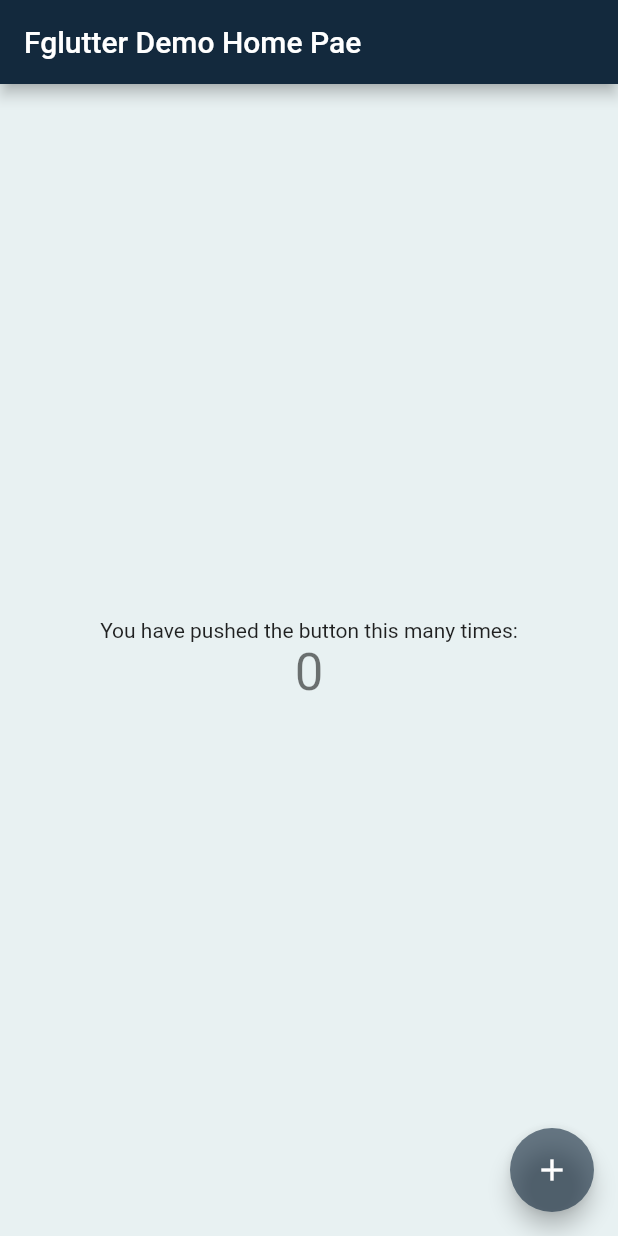
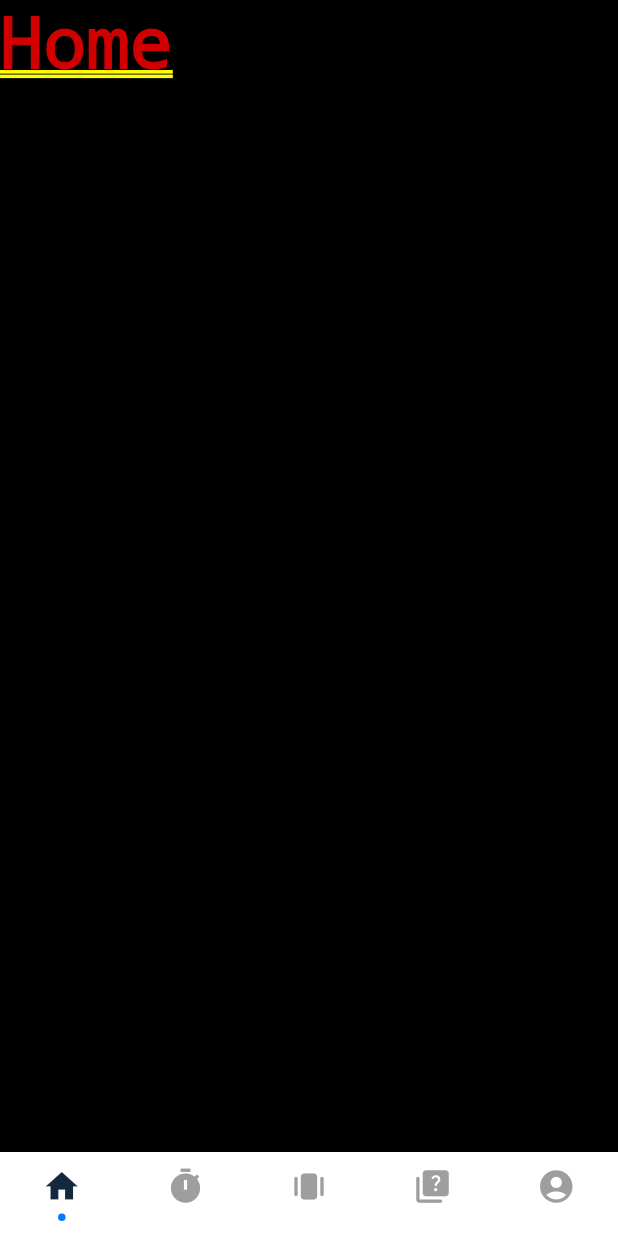
Before and after one commit to AitmaZh/speak-it-kz, a Flutter app: the screen it shows after launch, on a phone screen of 412 x 824 dp. Run offline on Flutter 3.47's test engine with Material 2 defaults, Android fonts, the phone set to English and light mode, and no system bars; drawn by our look-alikes of persistent_bottom_nav_bar; Roboto replaces fonts that are missing (San Serif).

Commit message:
navbar created

```diff
--- /dev/null
+++ b/lib/home_page.dart
@@ -0,0 +1,66 @@
+import 'package:flutter/material.dart';
+import 'package:flutter/src/widgets/container.dart';
+import 'package:flutter/src/widgets/framework.dart';
+import 'package:persistent_bottom_nav_bar/persistent_tab_view.dart';
+import 'package:speak_it_kz/assets/my_color.dart';
+
+class HomeScreen extends StatefulWidget {
+  const HomeScreen({super.key});
+
+  @override
+  State<HomeScreen> createState() => _HomeScreenState();
+}
+
+class _HomeScreenState extends State<HomeScreen> {
+  final _controller = PersistentTabController(initialIndex: 0);
+
+  List<Widget> _buildScreens() {
+    return [Text('Home'), Text('Pomodoro'), Text('Flashcards'), Text('Quizes'), Text('Account')];
+  }
+
+  List<PersistentBottomNavBarItem> _navBarItems() {
+    return [
+      PersistentBottomNavBarItem(
+          icon: Icon(Icons.home, color: myColor),
+          inactiveIcon: const Icon(
+            Icons.home,
+            color: Colors.grey,
+          )),
+      PersistentBottomNavBarItem(
+        icon: Icon(Icons.timer, color: myColor),
+      inactiveIcon: const Icon(
+            Icons.timer,
+            color: Colors.grey,
+          )),
+      PersistentBottomNavBarItem(
+          icon: Icon(Icons.amp_stories_rounded, color: myColor),
+          inactiveIcon: const Icon(
+            Icons.amp_stories_rounded,
+            color: Colors.grey,
+          )),
+      PersistentBottomNavBarItem(
+          icon: Icon(Icons.quiz_rounded, color: myColor),
+          inactiveIcon: const Icon(
+            Icons.quiz_rounded,
+            color: Colors.grey,
+          )),
+      PersistentBottomNavBarItem(
+          icon: Icon(Icons.account_circle_rounded, color: myColor),
+          inactiveIcon: const Icon(
+            Icons.account_circle_rounded,
+            color: Colors.grey,
+          )),
+    ];
+  }
+
+  @override
+  Widget build(BuildContext context) {
+    return PersistentTabView(
+      context,
+      controller: _controller,
+      screens: _buildScreens(),
+      items: _navBarItems(),
+      navBarStyle: NavBarStyle.style13,
+    );
+  }
+}
--- a/lib/main.dart
+++ b/lib/main.dart
@@ -1,24 +1,10 @@
 import 'package:flutter/material.dart';
+import 'home_page.dart';
+import 'assets/my_color.dart';
 
 void main() {
   runApp(const MyApp());
 }
-
-MaterialColor myColor = MaterialColor(
-  const Color.fromRGBO(19, 41, 61, 1).value,
-  <int, Color>{
-    50: Color.fromRGBO(19, 41, 61, 0.1),
-    100: Color.fromRGBO(19, 41, 61, 0.2),
-    200: Color.fromRGBO(19, 41, 61, 0.3),
-    300: Color.fromRGBO(19, 41, 61, 0.4),
-    400: Color.fromRGBO(19, 41, 61, 0.5),
-    500: Color.fromRGBO(19, 41, 61, 0.6),
-    600: Color.fromRGBO(19, 41, 61, 0.7),
-    700: Color.fromRGBO(19, 41, 61, 0.8),
-    800: Color.fromRGBO(19, 41, 61, 0.9),
-    900: Color.fromRGBO(19, 41, 61, 1),
-  },
-);
 
 class MyApp extends StatelessWidget {
   const MyApp({super.key});
@@ -41,55 +27,8 @@ class MyApp extends StatelessWidget {
           bodyMedium: TextStyle(fontSize: 14.0, fontFamily: 'Hind'),
         ), */
       ),
-      home: const MyHomePage(title: 'Fglutter Demo Home Pae'),
+      home: const HomeScreen(),
       debugShowCheckedModeBanner: false,
     );
   }
 }
-
-class MyHomePage extends StatefulWidget {
-  const MyHomePage({super.key, required this.title});
-
-  final String title;
-
-  @override
-  State<MyHomePage> createState() => _MyHomePageState();
-}
-
-class _MyHomePageState extends State<MyHomePage> {
-  int _counter = 0;
-
-  void _incrementCounter() {
-    setState(() {
-      _counter++;
-    });
-  }
-
-  @override
-  Widget build(BuildContext context) {
-    return Scaffold(
-      appBar: AppBar(
-        title: Text(widget.title),
-      ),
-      body: Center(
-        child: Column(
-          mainAxisAlignment: MainAxisAlignment.center,
-          children: <Widget>[
-            const Text(
-              'You have pushed the button this many times:',
-            ),
-            Text(
-              '$_counter',
-              style: Theme.of(context).textTheme.headline4,
-            ),
-          ],
-        ),
-      ),
-      floatingActionButton: FloatingActionButton(
-        onPressed: _incrementCounter,
-        tooltip: 'Increment',
-        child: const Icon(Icons.add),
-      ),
-    );
-  }
-}
```
